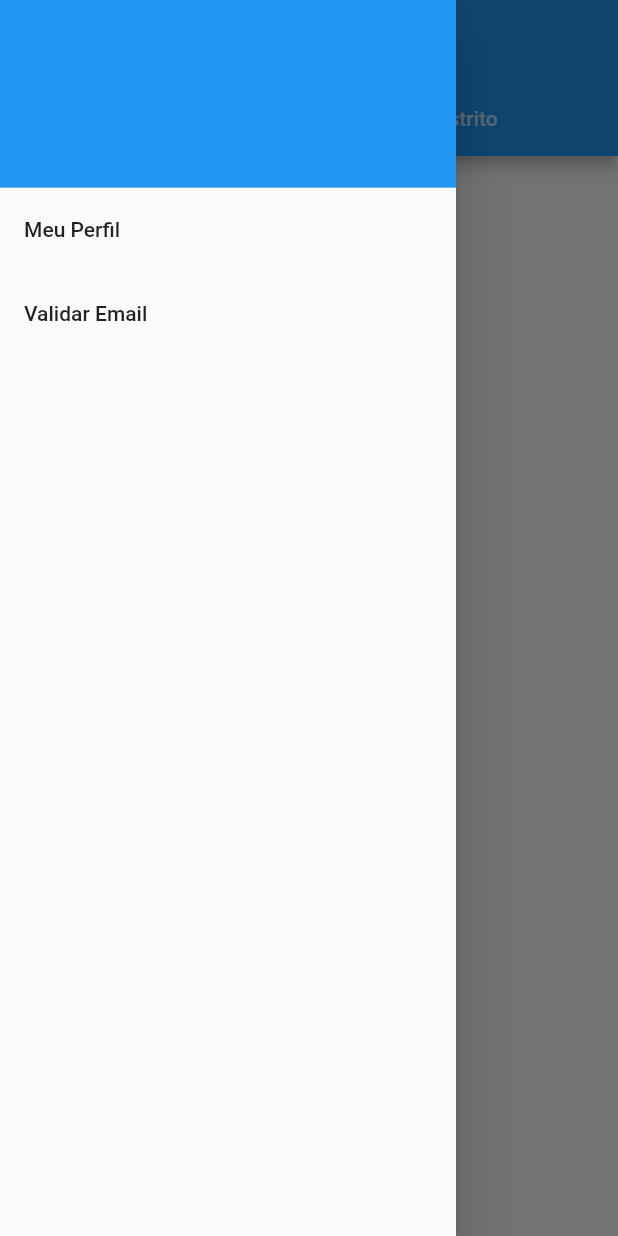
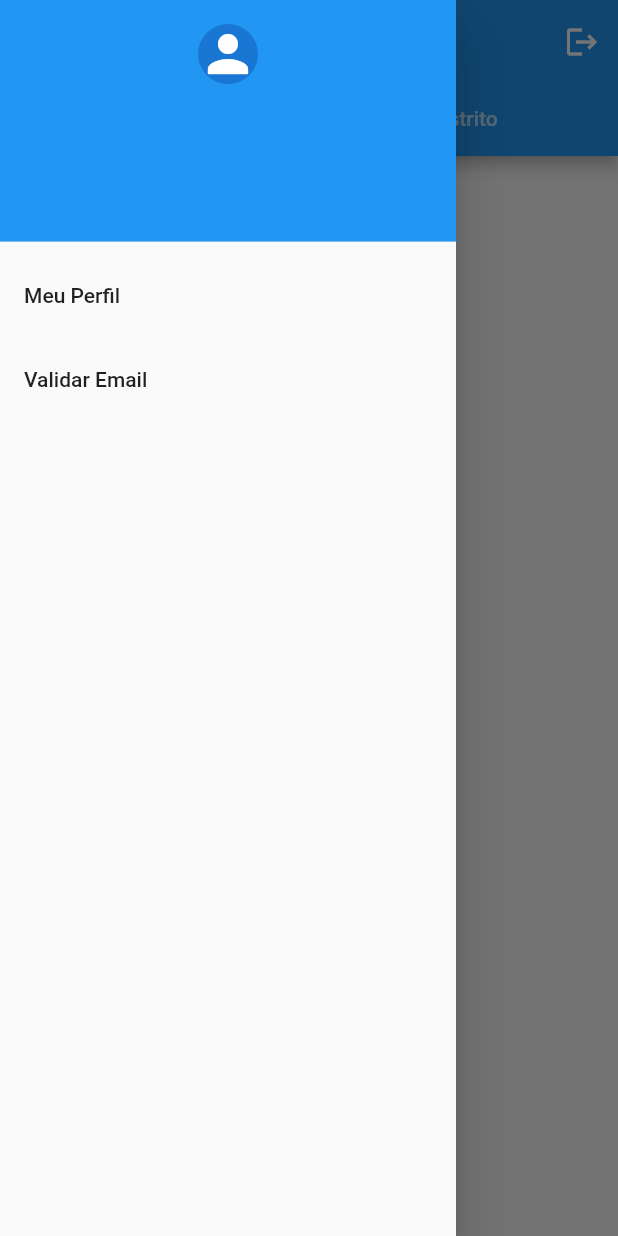
Before and after one commit to brunohoppe/desafio-flutter, a Flutter app: the screen it shows once a user with an empty profile is signed in, with the side drawer open, on a phone screen of 412 x 824 dp. Run offline on Flutter 3.47's test engine with Material 2 defaults, Android fonts, the phone set to English and light mode, and no system bars; our stand-ins replace cloud_firestore, firebase_auth, firebase_core, image_picker; accounts and stored records are empty.

Commit message:
Create home and welcome screen logics and finalize app

```diff
--- a/lib/auth/authentication_wrapper.dart
+++ b/lib/auth/authentication_wrapper.dart
@@ -11,7 +11,6 @@ class AuthenticationWrapper extends StatelessWidget {
   @override
   Widget build(BuildContext context) {
     final firebaseUser = context.watch<User>();
-    print(firebaseUser);
     if (firebaseUser != null) {
       return WelcomeScreen();
     }
--- /dev/null
+++ b/lib/models/book.dart
@@ -0,0 +1,12 @@
+import 'package:flutter/material.dart';
+
+class Book {
+  final String id;
+  final String author;
+  final String title;
+  const Book({
+    this.id,
+    @required this.author,
+    @required this.title,
+  });
+}
--- /dev/null
+++ b/lib/screens/home/components/body.dart
@@ -0,0 +1,33 @@
+import 'package:desafio_flutter/components/book_tiles.dart';
+import 'package:desafio_flutter/models/book.dart';
+import 'package:flutter/material.dart';
+import 'package:cloud_firestore/cloud_firestore.dart';
+
+class Body extends StatelessWidget {
+  const Body({
+    Key key,
+  }) : super(key: key);
+
+  @override
+  Widget build(BuildContext context) {
+    CollectionReference home = FirebaseFirestore.instance.collection('home');
+
+    return Center(
+        child: FutureBuilder<QuerySnapshot>(
+      future: home.get(),
+      builder: (BuildContext context, AsyncSnapshot<QuerySnapshot> snapshot) {
+        if (snapshot.connectionState == ConnectionState.done) {
+          if (snapshot.hasData) {
+            return ListView.builder(
+              itemCount: snapshot.data.docs.length,
+              itemBuilder: (ctx, i) => BookTile(Book(
+                  author: snapshot.data.docs.elementAt(i)['author'],
+                  title: snapshot.data.docs.elementAt(i)['title'])),
+            );
+          }
+        }
+        return CircularProgressIndicator();
+      },
+    ));
+  }
+}
--- a/lib/screens/home/home_screen.dart
+++ b/lib/screens/home/home_screen.dart
@@ -1,32 +1,11 @@
-import 'package:desafio_flutter/auth/authentication_service.dart';
+import 'package:desafio_flutter/screens/home/components/body.dart';
 import 'package:flutter/material.dart';
-import 'package:provider/provider.dart';
 
-class HomeScreen extends StatefulWidget {
-  @override
-  _HomeScreenState createState() => _HomeScreenState();
-}
-
-class _HomeScreenState extends State<HomeScreen> {
+class HomeScreen extends StatelessWidget {
   @override
   Widget build(BuildContext context) {
     return Scaffold(
-      body: Column(
-        mainAxisAlignment: MainAxisAlignment.center,
-        crossAxisAlignment: CrossAxisAlignment.stretch,
-        children: <Widget>[
-          Text(
-            'Home',
-            textAlign: TextAlign.center,
-          ),
-          TextButton(
-            onPressed: () {
-              context.read<AuthenticationService>().signOut();
-            },
-            child: Text('Sign Out'),
-          )
-        ],
-      ),
+      body: Body(),
     );
   }
 }
--- a/lib/screens/welcome/welcome_screen.dart
+++ b/lib/screens/welcome/welcome_screen.dart
@@ -1,3 +1,4 @@
+import 'package:desafio_flutter/auth/authentication_service.dart';
 import 'package:desafio_flutter/screens/welcome/components/body.dart';
 import 'package:flutter/material.dart';
 import 'package:firebase_auth/firebase_auth.dart';
@@ -27,22 +28,22 @@ class _WelcomeScreenState extends State<WelcomeScreen> {
               child: ElevatedButton(
                 child: Text('Validar Email'),
                 onPressed: () async {
-                  Navigator.pop(context);
-                  // if (firebaseUser != null) {
-                  //   try {
-                  //     await firebaseUser.sendEmailVerification();
-                  //     final snackBar =
-                  //         SnackBar(content: Text('Validado com sucesso'));
-                  //     ScaffoldMessenger.of(context).showSnackBar(snackBar);
-                  //     setState(() {
-
-                  //     });
-                  //   } catch (e) {
-                  //     final snackBar =
-                  //         SnackBar(content: Text('Erro ao validar email'));
-                  //     ScaffoldMessenger.of(context).showSnackBar(snackBar);
-                  //   }
-                  // }
+                  if (firebaseUser != null) {
+                    Navigator.pop(context);
+                    try {
+                      await firebaseUser.sendEmailVerification();
+                      final snackBar =
+                          SnackBar(content: Text('Validado com sucesso'));
+                      ScaffoldMessenger.of(context).showSnackBar(snackBar);
+                      setState(() {
+                        firebaseUser.reload();
+                      });
+                    } catch (e) {
+                      final snackBar =
+                          SnackBar(content: Text('Erro ao validar email'));
+                      ScaffoldMessenger.of(context).showSnackBar(snackBar);
+                    }
+                  }
                 },
               ),
             ),
@@ -60,18 +61,35 @@ class _WelcomeScreenState extends State<WelcomeScreen> {
       child: Scaffold(
         drawer: Drawer(
           child: ListView(
-            // Important: Remove any padding from the ListView.
             padding: EdgeInsets.zero,
             children: <Widget>[
-              Container(
-                height: 125.0,
-                child: DrawerHeader(
-                  child: null,
-                  padding: EdgeInsets.zero,
-                  margin: EdgeInsets.zero,
-                  decoration: BoxDecoration(
-                    color: Colors.blue,
-                  ),
+              DrawerHeader(
+                child: Column(
+                  children: <Widget>[
+                    CircleAvatar(
+                      child: Icon(
+                        Icons.person,
+                        size: 40.0,
+                      ),
+                    ),
+                    Text(
+                      '${firebaseUser.email}',
+                      style: TextStyle(
+                        color: Colors.white,
+                        fontSize: 16.0,
+                      ),
+                    ),
+                    Text(
+                      '${checkEmailVerify(firebaseUser)}',
+                      style: TextStyle(
+                        color: Colors.greenAccent,
+                        fontSize: 10.0,
+                      ),
+                    )
+                  ],
+                ),
+                decoration: BoxDecoration(
+                  color: Colors.blue,
                 ),
               ),
               ListTile(
@@ -95,19 +113,15 @@ class _WelcomeScreenState extends State<WelcomeScreen> {
           ),
         ),
         appBar: AppBar(
-          title: Wrap(
-            spacing: 10.0,
-            children: <Widget>[
-              Text('${firebaseUser.email}'),
-              Text(
-                '${checkEmailVerify(firebaseUser)}',
-                style: TextStyle(
-                  color: Colors.greenAccent,
-                  fontSize: 10.0,
-                ),
-              )
-            ],
-          ),
+          actions: <Widget>[
+            IconButton(
+              icon: const Icon(Icons.logout),
+              tooltip: 'Logout',
+              onPressed: () {
+                context.read<AuthenticationService>().signOut();
+              },
+            ),
+          ],
           bottom: TabBar(
             tabs: [
               Tab(
--- a/pubspec.yaml
+++ b/pubspec.yaml
@@ -32,6 +32,7 @@ dependencies:
   #Firebase
   firebase_core:
   firebase_auth:
+  cloud_firestore: "^1.0.0"
   # firebase_core: ^1.0.0
   # firebase_auth: ^1.0.0
 
```
Also changed, not shown: lib/components/book_tiles.dart (added, +36 -0 lines), lib/screens/restricted/components/body.dart (+32 -10 lines), pubspec.lock.
